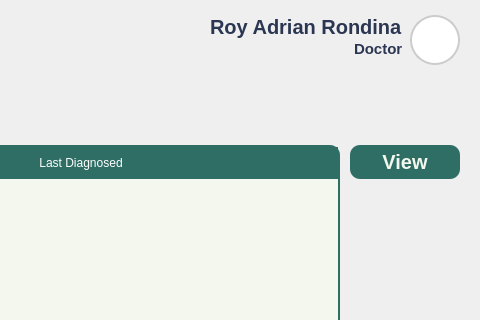
Above: Views/Doctor_CheckUpList.ui from VinsmokeSanji69/COVACHA_CLINIC_SYSTEM before the change; both pictures show x 594 to 1074 and y 0 to 320 of the 1074 by 748 pixel window. Below: the same form after it.
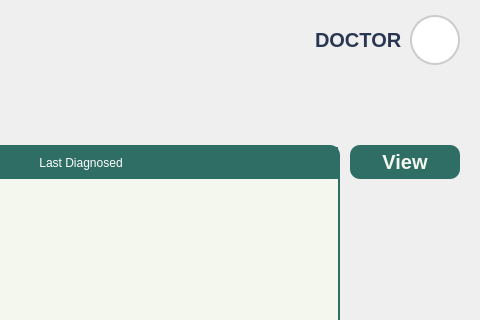
That is the form after the change. Icons and pictures are not drawn.

The edit to the form file:
```diff
--- a/Views/Doctor_CheckUpList.ui
+++ b/Views/Doctor_CheckUpList.ui
@@ -350,20 +350,10 @@
              <property name="rightMargin">
               <number>7</number>
              </property>
-             <item alignment="Qt::AlignRight">
+             <item alignment="Qt::AlignRight|Qt::AlignVCenter">
               <widget class="QLabel" name="UserName">
                <property name="text">
-                <string>Roy Adrian Rondina</string>
-               </property>
-               <property name="alignment">
-                <set>Qt::AlignLeading</set>
-               </property>
-              </widget>
-             </item>
-             <item alignment="Qt::AlignRight">
-              <widget class="QLabel" name="UserType">
-               <property name="text">
-                <string>Doctor</string>
+                <string>DOCTOR</string>
                </property>
                <property name="alignment">
                 <set>Qt::AlignLeading</set>
```
